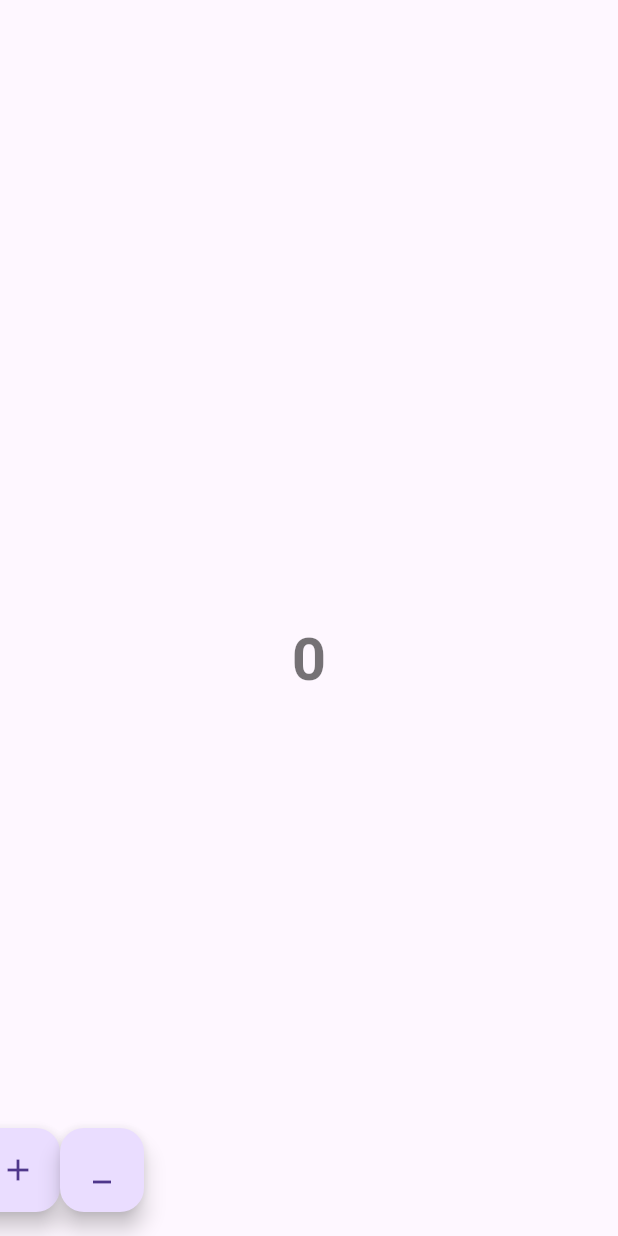
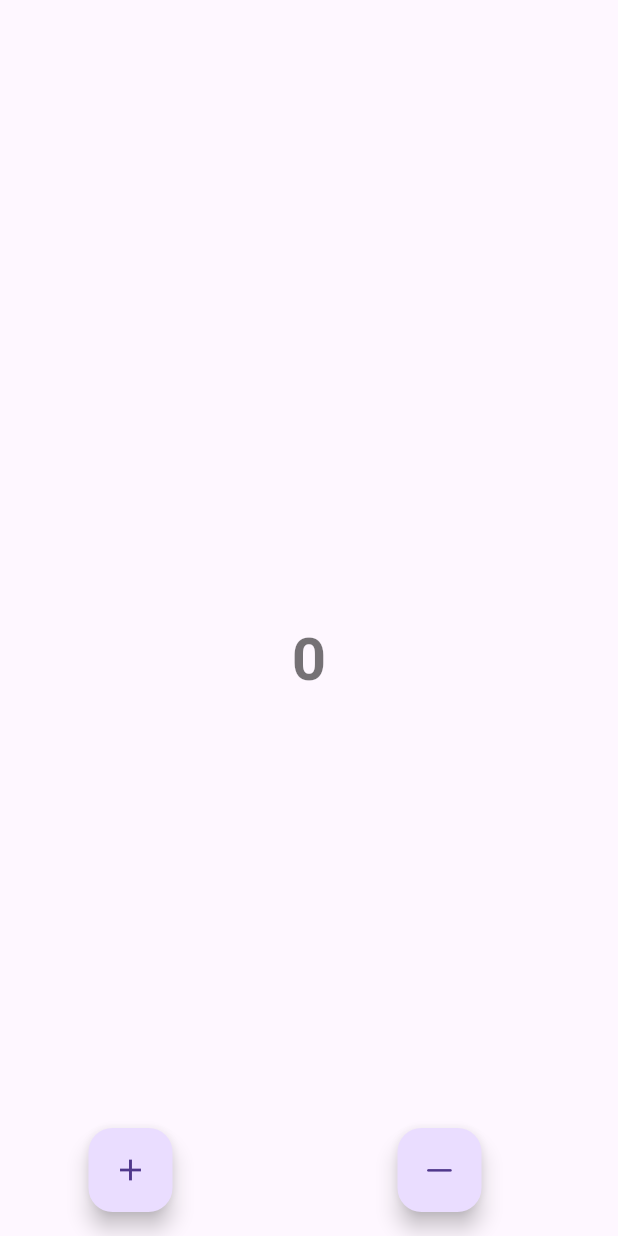
Before and after one commit to RohitGiri420/bloc_counter_app, a Flutter app: the screen it shows after launch, on a phone screen of 412 x 824 dp. Run offline on Flutter 3.47's test engine with Material 3 defaults, Android fonts, the phone set to English and light mode, and no system bars.

Commit message:
Counter screen is completed

```diff
--- a/lib/Screen/CounterScreen.dart
+++ b/lib/Screen/CounterScreen.dart
@@ -1,3 +1,4 @@
+import 'package:flutter/cupertino.dart';
 import 'package:flutter/material.dart';
 
 class CounterScreen extends StatefulWidget {
@@ -18,9 +19,10 @@ class _CounterScreenState extends State<CounterScreen> {
       ),
 
       floatingActionButton: Row(
+        mainAxisAlignment: MainAxisAlignment.spaceAround,
         children: [
           FloatingActionButton(onPressed: (){},child: Icon(Icons.add),),
-          FloatingActionButton(onPressed: (){},child: Icon(Icons.minimize),)
+          FloatingActionButton(onPressed: (){},child: Icon(CupertinoIcons.minus),)
         ],
       ),
     );
```
Also changed, not shown: 1 other file.
